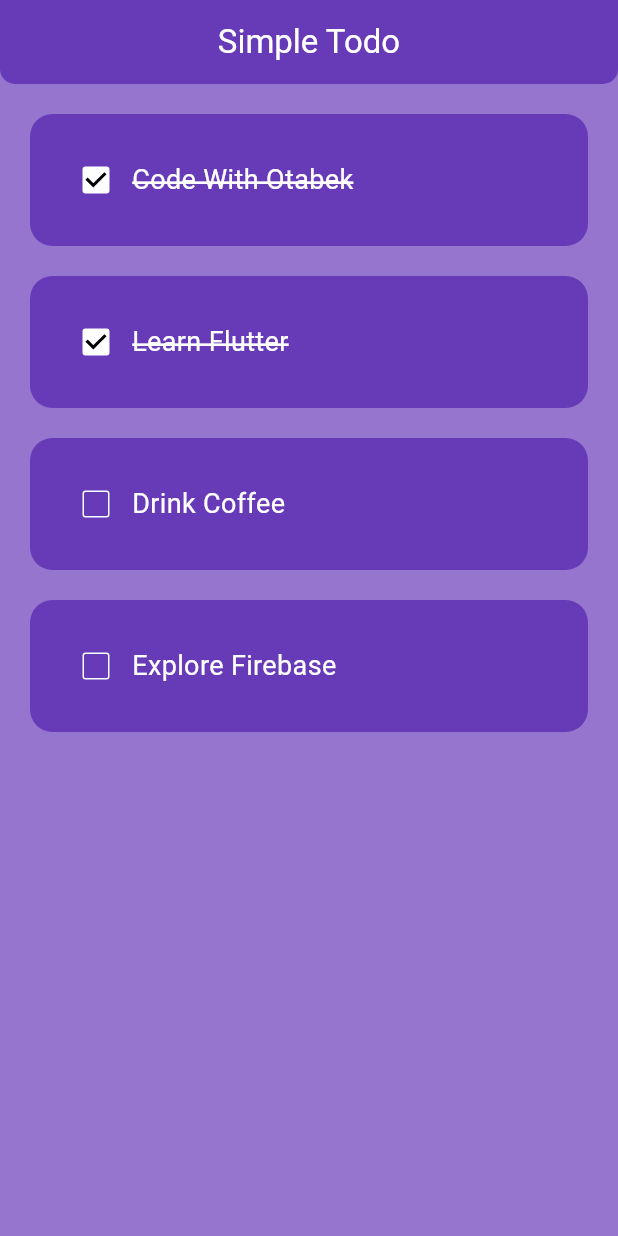
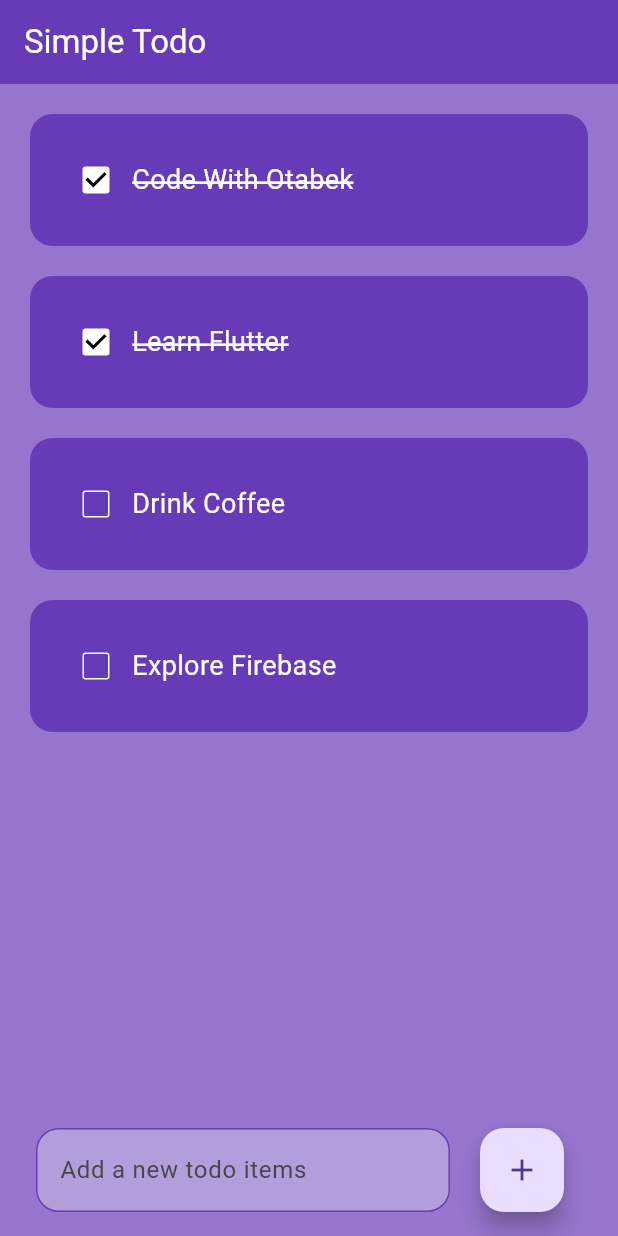
Before and after one commit to siraj-1/testrepo, a Flutter app: the screen it shows after launch, on a phone screen of 412 x 824 dp. Run offline on Flutter 3.47's test engine with Material 3 defaults, Android fonts, the phone set to English and light mode, and no system bars; drawn by our look-alikes of flutter_slidable.

Commit message:
completing the todo app

```diff
--- a/lib/main.dart
+++ b/lib/main.dart
@@ -10,9 +10,9 @@ class MyApp extends StatelessWidget {
 
   @override
   Widget build(BuildContext context) {
-    return const MaterialApp(
+    return MaterialApp(
       debugShowCheckedModeBanner: false,
-      home: Home_page(),
+      home: HomePage(),
     );
   }
 }
--- a/lib/pages/homepage.dart
+++ b/lib/pages/homepage.dart
@@ -1,14 +1,14 @@
 import 'package:flutter/material.dart';
 import 'package:todo_list/utils/todolist.dart';
 
-class Home_page extends StatefulWidget {
-  const Home_page({super.key});
+class HomePage extends StatefulWidget {
+  HomePage({super.key});
 
   @override
-  State<Home_page> createState() => _Home_pageState();
+  State<HomePage> createState() => _HomePageState();
 }
 
-class _Home_pageState extends State<Home_page> {
+class _HomePageState extends State<HomePage> {
   final _controller = TextEditingController();
   List toDoList = [
     ['Code With Otabek', true],
@@ -18,18 +18,22 @@ class _Home_pageState extends State<Home_page> {
   ];
 
   void checkBoxChanged(int index) {
+    // for theheck box (to know if the task are finished or not)
     setState(() {
-      toDoList[index][1] == !toDoList[index][1];
+      toDoList[index][1] = !toDoList[index][1];
     });
   }
 
   void saveNewTask() {
+    // to add a new task to the list
     setState(() {
       toDoList.add([_controller.text, false]);
+      _controller.clear();
     });
   }
 
-  void deletefun(int index) {
+  void deleteTask(int index) {
+    // delete a task from the list
     setState(() {
       toDoList.removeAt(index);
     });
@@ -40,25 +44,60 @@ class _Home_pageState extends State<Home_page> {
     return Scaffold(
       backgroundColor: Colors.deepPurple.shade300,
       appBar: AppBar(
-        shape: const RoundedRectangleBorder(
-            borderRadius: BorderRadius.vertical(bottom: Radius.circular(10))),
         title: const Text(
           'Simple Todo',
         ),
         backgroundColor: Colors.deepPurple,
         foregroundColor: Colors.white,
-        centerTitle: true,
-      ), //the title of the todo is finished ;
+      ),
       body: ListView.builder(
         itemCount: toDoList.length,
         itemBuilder: (BuildContext context, index) {
-          return ToDoList(
+          return TodoList(
             taskName: toDoList[index][0],
             taskCompleted: toDoList[index][1],
-            onchange: (value) => checkBoxChanged(index),
-            deletefun: (context) => deletefun(index),
+            onChanged: (value) => checkBoxChanged(index),
+            deleteFunction: (contex) => deleteTask(index),
           );
         },
+      ),
+      floatingActionButton: Padding(
+        padding: const EdgeInsets.symmetric(horizontal: 20),
+        child: Row(
+          children: [
+            Expanded(
+              child: Padding(
+                padding: const EdgeInsets.symmetric(
+                  horizontal: 20,
+                ),
+                child: TextField(
+                  controller: _controller,
+                  decoration: InputDecoration(
+                    hintText: 'Add a new todo items',
+                    filled: true,
+                    fillColor: Colors.deepPurple.shade200,
+                    enabledBorder: OutlineInputBorder(
+                      borderSide: const BorderSide(
+                        color: Colors.deepPurple,
+                      ),
+                      borderRadius: BorderRadius.circular(15),
+                    ),
+                    focusedBorder: OutlineInputBorder(
+                      borderSide: const BorderSide(
+                        color: Colors.deepPurple,
+                      ),
+                      borderRadius: BorderRadius.circular(15),
+                    ),
+                  ),
+                ),
+              ),
+            ),
+            FloatingActionButton(
+              onPressed: saveNewTask,
+              child: const Icon(Icons.add),
+            ),
+          ],
+        ),
       ),
     );
   }
--- a/lib/utils/todolist.dart
+++ b/lib/utils/todolist.dart
@@ -1,18 +1,20 @@
 import 'package:flutter/material.dart';
 import 'package:flutter_slidable/flutter_slidable.dart';
 
-class ToDoList extends StatelessWidget {
-  const ToDoList({
+class TodoList extends StatelessWidget {
+  const TodoList({
     super.key,
     required this.taskName,
     required this.taskCompleted,
-    required this.onchange,
-    required this.deletefun,
+    required this.onChanged,
+    required this.deleteFunction,
   });
+
   final String taskName;
   final bool taskCompleted;
-  final Function(bool?)? onchange;
-  final Function(BuildContext)? deletefun;
+  final Function(bool?)? onChanged;
+  final Function(BuildContext)? deleteFunction;
+
   @override
   Widget build(BuildContext context) {
     return Padding(
@@ -27,7 +29,7 @@ class ToDoList extends StatelessWidget {
           motion: StretchMotion(),
           children: [
             SlidableAction(
-              onPressed: deletefun,
+              onPressed: deleteFunction,
               icon: Icons.delete,
               borderRadius: BorderRadius.circular(15),
             ),
@@ -43,7 +45,7 @@ class ToDoList extends StatelessWidget {
             children: [
               Checkbox(
                 value: taskCompleted,
-                onChanged: onchange,
+                onChanged: onChanged,
                 checkColor: Colors.black,
                 activeColor: Colors.white,
                 side: const BorderSide(
```
